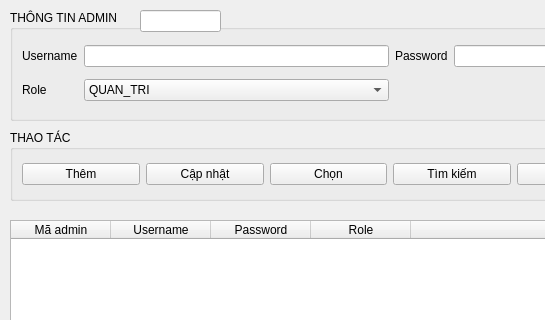
Old version of the form ui files/ql_admin.ui in the repository CodeNoob223/PyQT6_Quan_ly_thu_vien; both pictures show x 0 to 545 and y 0 to 320 of the 792 by 520 pixel window.
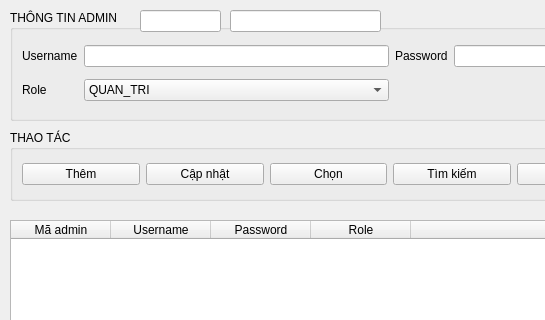
New version of the form. Icons and pictures are not drawn.

The edit to the form file:
```diff
--- a/ui files/ql_admin.ui
+++ b/ui files/ql_admin.ui
@@ -221,6 +221,25 @@
      <bool>true</bool>
     </property>
    </widget>
+   <widget class="QLineEdit" name="soLuongRow">
+    <property name="geometry">
+     <rect>
+      <x>230</x>
+      <y>10</y>
+      <width>151</width>
+      <height>22</height>
+     </rect>
+    </property>
+    <property name="styleSheet">
+     <string notr="true"/>
+    </property>
+    <property name="text">
+     <string/>
+    </property>
+    <property name="readOnly">
+     <bool>true</bool>
+    </property>
+   </widget>
   </widget>
   <widget class="QMenuBar" name="menubar">
    <property name="geometry">
```
Left out of the diff: 2 changed lines with no effect on the pictures.
